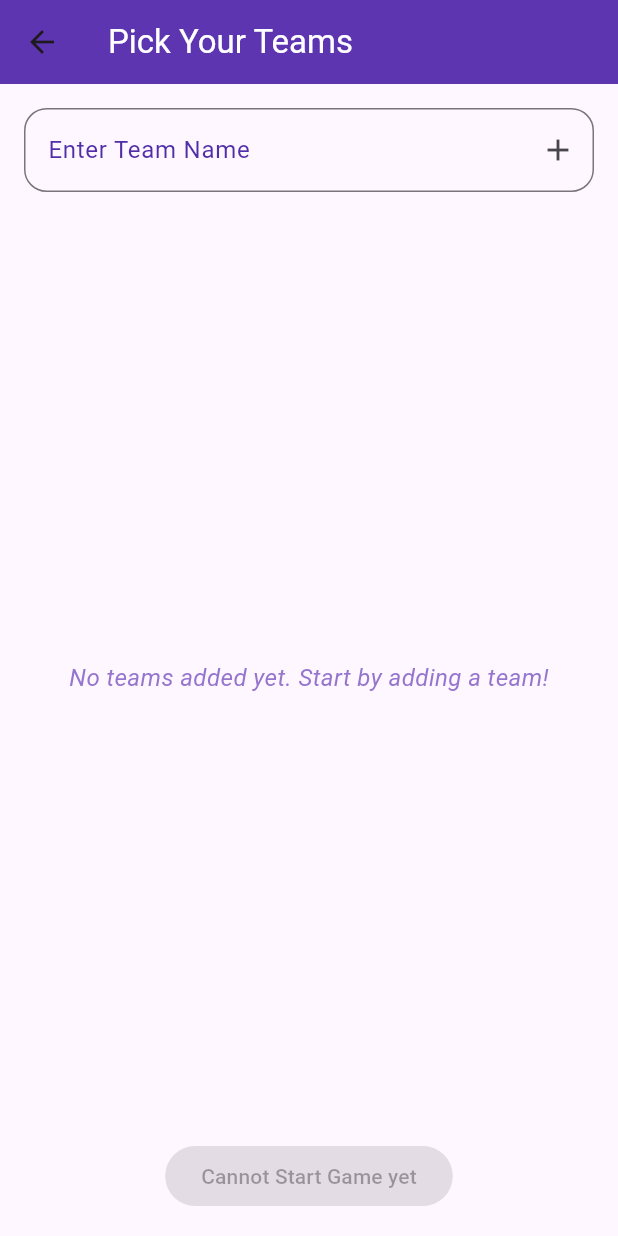
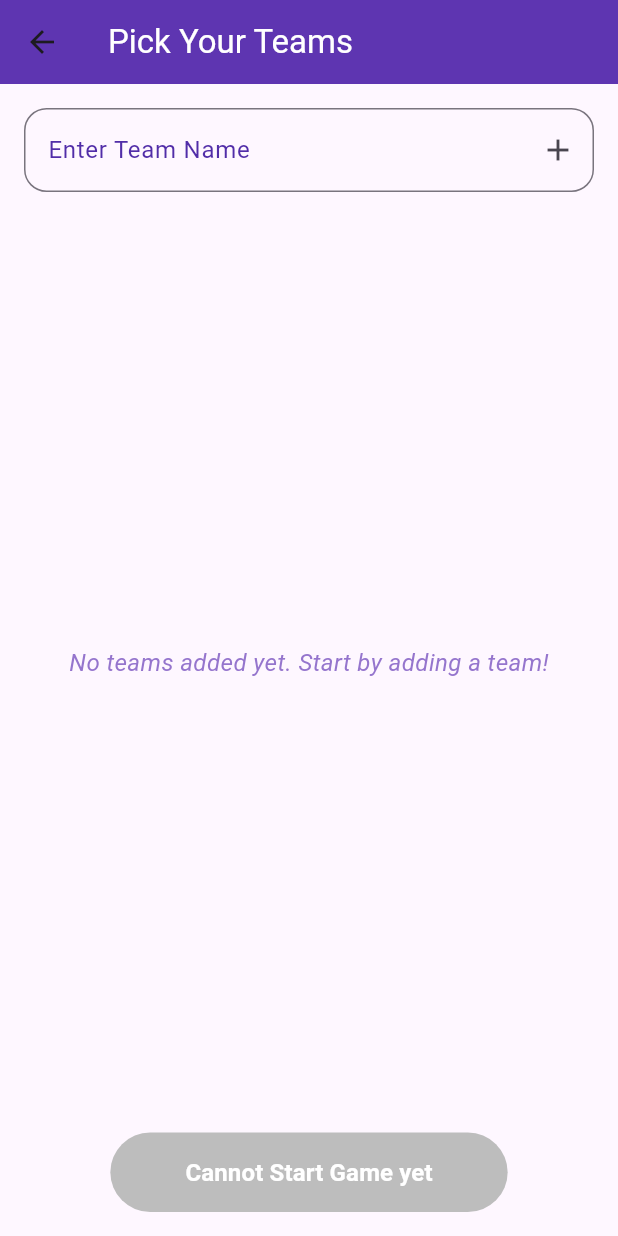
Before and after one commit to KhalilHen/30-seconds, a Flutter app: the SetupTeamsPage screen opened directly, on a phone screen of 412 x 824 dp. Run offline on Flutter 3.47's test engine with Material 3 defaults, Android fonts, the phone set to English and light mode, and no system bars; our stand-ins replace audioplayers; missing offline and left inert: flame.

Commit message:
Updated the button

```diff
--- a/thirty_seconds/lib/pages/setup_teams.dart
+++ b/thirty_seconds/lib/pages/setup_teams.dart
@@ -168,6 +168,8 @@ class _SetupTeamsPageState extends State<SetupTeamsPage> {
                         },
                       ),
               ),
+              const SizedBox(height: 16,),
+
               ElevatedButton(
                 onPressed: canStartGame()
                     ? () {
@@ -182,7 +184,25 @@ class _SetupTeamsPageState extends State<SetupTeamsPage> {
                         );
                       }
                     : null,
-                child: Text(canStartGame() ? "Submit your teams" : "Cannot Start Game yet"),
+
+                    style: ElevatedButton.styleFrom(
+                      backgroundColor: Colors.deepPurple[600],
+                      padding: const EdgeInsets.symmetric(horizontal: 50, vertical: 15),
+
+                      shape: RoundedRectangleBorder(
+                        borderRadius: BorderRadius.circular(30),
+
+                      ),
+                      disabledBackgroundColor: Colors.grey[400],
+                    ),
+                child: Text(canStartGame() ? "Submit your teams" : "Cannot Start Game yet",
+
+                style: TextStyle(
+                  color: Colors.white,
+                  fontSize: 16,
+                  fontWeight:  FontWeight.bold,
+                ),
+                ),
               ),
             ],
           ),
```
